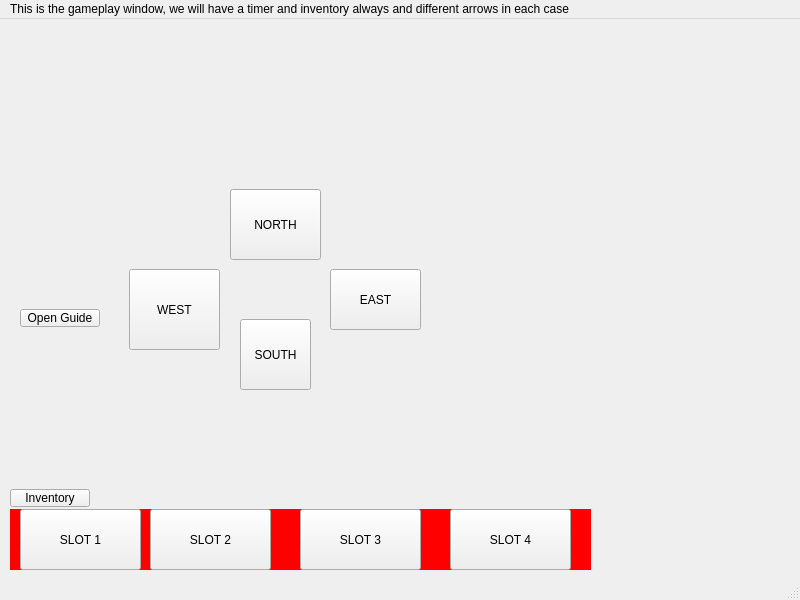
Old version of the form zork3/maingamewindow.ui in the repository jeancarson/GUIzork.
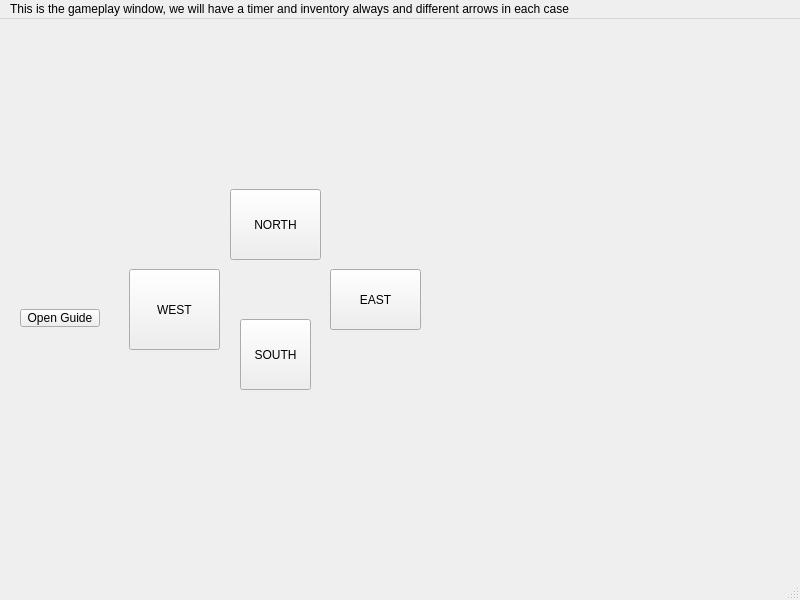
New version of the form.

Commit message: Inventory front and back end are made, but will have to be fixed

```diff
--- a/zork3/maingamewindow.ui
+++ b/zork3/maingamewindow.ui
@@ -14,86 +14,6 @@
    <string>MainWindow</string>
   </property>
   <widget class="QWidget" name="centralwidget">
-   <widget class="QWidget" name="InventoryWidget" native="true">
-    <property name="geometry">
-     <rect>
-      <x>10</x>
-      <y>490</y>
-      <width>581</width>
-      <height>61</height>
-     </rect>
-    </property>
-    <property name="styleSheet">
-     <string notr="true">QWidget#InventoryWidget {
-    background-color: red;
-}</string>
-    </property>
-    <widget class="QPushButton" name="pushButton">
-     <property name="geometry">
-      <rect>
-       <x>10</x>
-       <y>0</y>
-       <width>121</width>
-       <height>61</height>
-      </rect>
-     </property>
-     <property name="text">
-      <string>SLOT 1</string>
-     </property>
-    </widget>
-    <widget class="QPushButton" name="pushButton_5">
-     <property name="geometry">
-      <rect>
-       <x>140</x>
-       <y>0</y>
-       <width>121</width>
-       <height>61</height>
-      </rect>
-     </property>
-     <property name="text">
-      <string>SLOT 2</string>
-     </property>
-    </widget>
-    <widget class="QPushButton" name="pushButton_2">
-     <property name="geometry">
-      <rect>
-       <x>290</x>
-       <y>0</y>
-       <width>121</width>
-       <height>61</height>
-      </rect>
-     </property>
-     <property name="text">
-      <string>SLOT 3</string>
-     </property>
-    </widget>
-    <widget class="QPushButton" name="pushButton_4">
-     <property name="geometry">
-      <rect>
-       <x>440</x>
-       <y>0</y>
-       <width>121</width>
-       <height>61</height>
-      </rect>
-     </property>
-     <property name="text">
-      <string>SLOT 4</string>
-     </property>
-    </widget>
-   </widget>
-   <widget class="QPushButton" name="inventoryToggle">
-    <property name="geometry">
-     <rect>
-      <x>10</x>
-      <y>470</y>
-      <width>80</width>
-      <height>18</height>
-     </rect>
-    </property>
-    <property name="text">
-     <string>Inventory</string>
-    </property>
-   </widget>
    <widget class="QPushButton" name="NORTH">
     <property name="geometry">
      <rect>
```
The commit also changes 20 other files.
